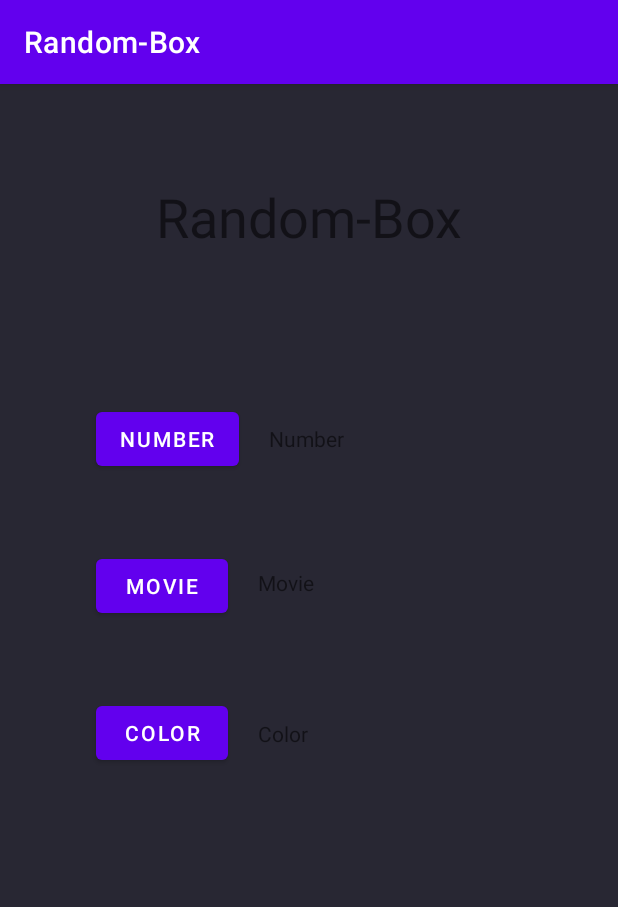
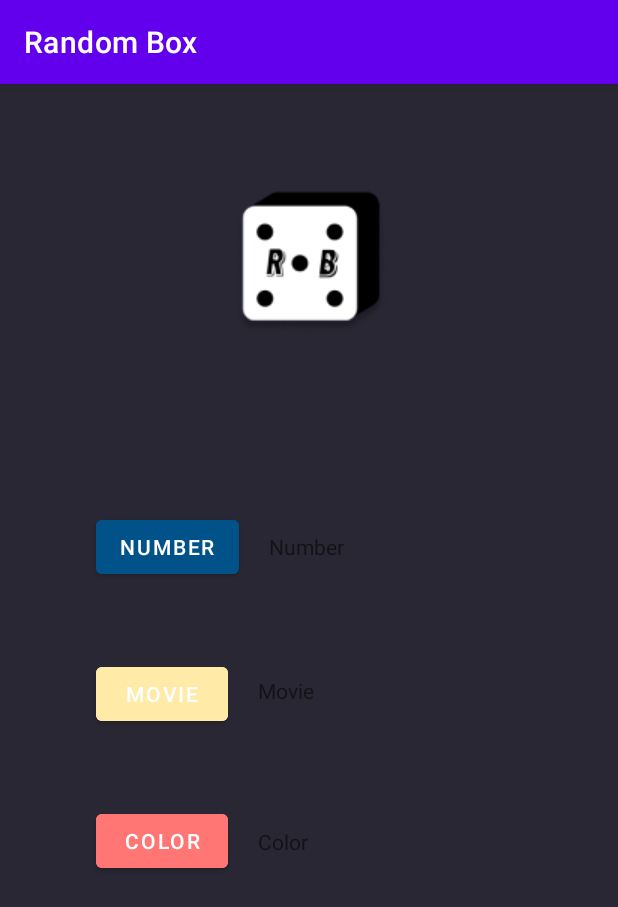
Before and after one commit to Xiumin-Lin/Random-Box, an Android app: the screen it shows after launch (MainActivity), on a phone screen of 412 x 824 dp. Shown: the top 907 px of the screen. Run offline under Robolectric (Android 15) with nearby library versions, the phone set to English and light mode, and no system bars; our stand-ins replace Firebase (no records; nobody signed in at launch, a user with empty details on screens opened directly).

Commit message:
feat: add logo to activity_main.xml

```diff
--- a/app/src/main/res/layout/activity_main.xml
+++ b/app/src/main/res/layout/activity_main.xml
@@ -7,18 +7,17 @@
     android:layout_height="match_parent"
     tools:context=".MainActivity">
 
-    <TextView
+    <ImageView
         android:id="@+id/titleMain"
         android:layout_width="wrap_content"
         android:layout_height="wrap_content"
-        android:autoSizeTextType="uniform"
-        android:text="@string/app_name"
-        android:textSize="36sp"
         app:layout_constraintBottom_toBottomOf="parent"
         app:layout_constraintLeft_toLeftOf="parent"
         app:layout_constraintRight_toRightOf="parent"
         app:layout_constraintTop_toTopOf="parent"
-        app:layout_constraintVertical_bias="0.089" />
+        app:srcCompat="@drawable/logo"
+        android:contentDescription="@string/app_name"
+        app:layout_constraintVertical_bias="0.089"/>
 
     <Button
         android:id="@+id/btnNumber"
@@ -26,6 +25,7 @@
         android:layout_height="wrap_content"
         android:layout_marginStart="64dp"
         android:layout_marginTop="100dp"
+        android:backgroundTint="@color/cerulean"
         android:text="@string/number"
         android:onClick="onClickBtnBox"
         app:layout_constraintStart_toStartOf="parent"
@@ -37,6 +37,7 @@
         android:layout_height="wrap_content"
         android:layout_marginStart="64dp"
         android:layout_marginTop="50dp"
+        android:backgroundTint="@color/banana"
         android:text="@string/movie"
         android:onClick="onClickBtnBox"
         app:layout_constraintStart_toStartOf="parent"
@@ -48,6 +49,7 @@
         android:layout_height="wrap_content"
         android:layout_marginStart="64dp"
         android:layout_marginTop="50dp"
+        android:backgroundTint="@color/salmon"
         android:text="@string/color"
         android:onClick="onClickBtnBox"
         app:layout_constraintStart_toStartOf="parent"
@@ -85,4 +87,6 @@
         app:layout_constraintTop_toTopOf="@+id/btnMovie"
         app:layout_constraintVertical_bias="0.413" />
 
+
+
 </androidx.constraintlayout.widget.ConstraintLayout>
--- a/app/src/main/res/values/strings.xml
+++ b/app/src/main/res/values/strings.xml
@@ -1,5 +1,5 @@
 <resources>
-    <string name="app_name">Random-Box</string>
+    <string name="app_name">Random Box</string>
 
     <string name="number">Number</string>
     <string name="color">Color</string>
```
